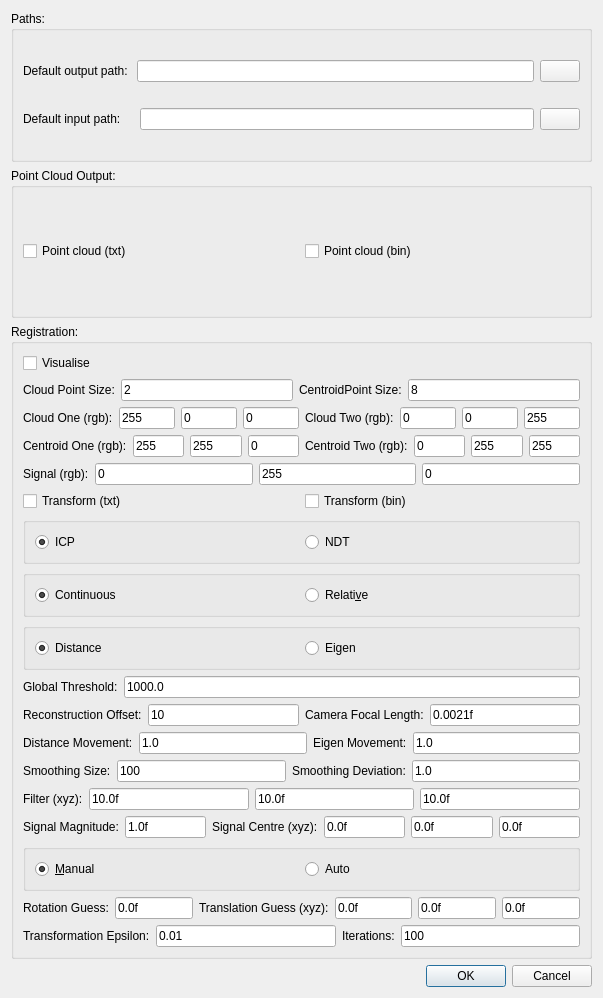
The window that src/PointCloudProcessingFrontend/Widgets/Ponnector/ponnector_settings.ui (ALEXJAZZ008008/PointCloudProcessing) describes before a commit, drawn with Qt 5.
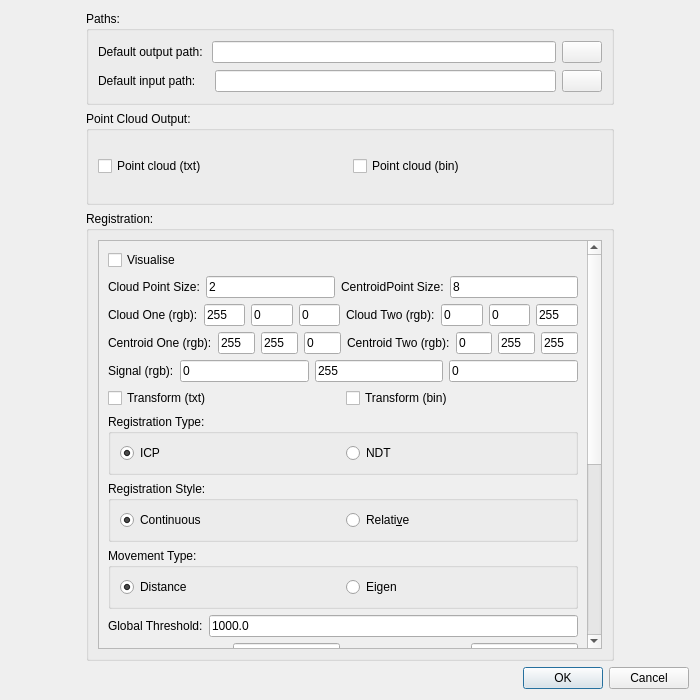
The same window after the commit. Icons and pictures are not drawn.

```diff
--- a/src/PointCloudProcessingFrontend/Widgets/Ponnector/ponnector_settings.ui
+++ b/src/PointCloudProcessingFrontend/Widgets/Ponnector/ponnector_settings.ui
@@ -6,8 +6,8 @@
    <rect>
     <x>0</x>
     <y>0</y>
-    <width>603</width>
-    <height>998</height>
+    <width>700</width>
+    <height>700</height>
    </rect>
   </property>
   <property name="windowTitle">
@@ -18,6 +18,12 @@
     <layout class="QGridLayout" name="gridLayout">
      <item row="1" column="0">
       <widget class="QGroupBox" name="groupBox_2">
+       <property name="sizePolicy">
+        <sizepolicy hsizetype="Minimum" vsizetype="Minimum">
+         <horstretch>0</horstretch>
+         <verstretch>0</verstretch>
+        </sizepolicy>
+       </property>
        <property name="title">
         <string>Point Cloud Output:</string>
        </property>
@@ -45,250 +51,45 @@
      </item>
      <item row="2" column="0">
       <widget class="QGroupBox" name="groupBox">
+       <property name="sizePolicy">
+        <sizepolicy hsizetype="Maximum" vsizetype="Maximum">
+         <horstretch>0</horstretch>
+         <verstretch>0</verstretch>
+        </sizepolicy>
+       </property>
+       <property name="minimumSize">
+        <size>
+         <width>0</width>
+         <height>450</height>
+        </size>
+       </property>
        <property name="title">
         <string>Registration:</string>
        </property>
        <layout class="QGridLayout" name="gridLayout_4">
-        <item row="6" column="0">
-         <widget class="QGroupBox" name="groupBox_4">
-          <property name="title">
-           <string/>
-          </property>
-          <layout class="QHBoxLayout" name="horizontalLayout_23">
-           <item>
-            <widget class="QRadioButton" name="rb_register_icp">
-             <property name="text">
-              <string>ICP</string>
-             </property>
-             <property name="checked">
+        <item row="0" column="0" rowspan="3">
+         <widget class="QScrollArea" name="scrollArea">
+          <property name="widgetResizable">
               <bool>true</bool>
              </property>
-             <property name="autoExclusive">
-              <bool>true</bool>
-             </property>
-            </widget>
-           </item>
+          <widget class="QWidget" name="scrollAreaWidgetContents">
+           <property name="geometry">
+            <rect>
+             <x>0</x>
+             <y>-490</y>
+             <width>624</width>
+             <height>894</height>
+            </rect>
+           </property>
+           <layout class="QVBoxLayout" name="verticalLayout">
            <item>
-            <widget class="QRadioButton" name="rb_register_ndt">
-             <property name="text">
-              <string>NDT</string>
-             </property>
-             <property name="autoExclusive">
-              <bool>true</bool>
-             </property>
-            </widget>
-           </item>
-          </layout>
-         </widget>
-        </item>
-        <item row="20" column="0">
-         <widget class="QGroupBox" name="groupBox_7">
-          <property name="title">
-           <string/>
-          </property>
-          <layout class="QHBoxLayout" name="horizontalLayout_7">
-           <item>
-            <widget class="QRadioButton" name="rb_register_manual">
-             <property name="text">
-              <string>&amp;Manual</string>
-             </property>
-             <property name="checked">
-              <bool>true</bool>
-             </property>
-            </widget>
-           </item>
-           <item>
-            <widget class="QRadioButton" name="rb_register_auto">
-             <property name="text">
-              <string>Auto</string>
-             </property>
-            </widget>
-           </item>
-          </layout>
-         </widget>
-        </item>
-        <item row="7" column="0">
-         <widget class="QGroupBox" name="groupBox_5">
-          <property name="title">
-           <string/>
-          </property>
-          <layout class="QHBoxLayout" name="horizontalLayout_22">
-           <item>
-            <widget class="QRadioButton" name="rb_register_iterative">
-             <property name="text">
-              <string>Continuous</string>
-             </property>
-             <property name="checked">
-              <bool>true</bool>
-             </property>
-             <property name="autoExclusive">
-              <bool>true</bool>
-             </property>
-            </widget>
-           </item>
-           <item>
-            <widget class="QRadioButton" name="rb_register_continuous">
-             <property name="text">
-              <string>Relati&amp;ve</string>
-             </property>
-             <property name="autoExclusive">
-              <bool>true</bool>
-             </property>
-            </widget>
-           </item>
-          </layout>
-         </widget>
-        </item>
-        <item row="3" column="0">
-         <layout class="QHBoxLayout" name="horizontalLayout_16">
-          <item>
-           <widget class="QLabel" name="label_20">
-            <property name="text">
-             <string>Centroid One (rgb):</string>
-            </property>
-           </widget>
-          </item>
-          <item>
-           <widget class="QLineEdit" name="le_register_cent1r">
-            <property name="text">
-             <string>255</string>
-            </property>
-           </widget>
-          </item>
-          <item>
-           <widget class="QLineEdit" name="le_register_cent1g">
-            <property name="text">
-             <string>255</string>
-            </property>
-           </widget>
-          </item>
-          <item>
-           <widget class="QLineEdit" name="le_register_cent1b">
-            <property name="text">
-             <string>0</string>
-            </property>
-           </widget>
-          </item>
-          <item>
-           <widget class="QLabel" name="label_19">
-            <property name="text">
-             <string>Centroid Two (rgb):</string>
-            </property>
-           </widget>
-          </item>
-          <item>
-           <widget class="QLineEdit" name="le_register_cent2r">
-            <property name="text">
-             <string>0</string>
-            </property>
-           </widget>
-          </item>
-          <item>
-           <widget class="QLineEdit" name="le_register_cent2g">
-            <property name="text">
-             <string>255</string>
-            </property>
-           </widget>
-          </item>
-          <item>
-           <widget class="QLineEdit" name="le_register_cent2b">
-            <property name="text">
-             <string>255</string>
-            </property>
-           </widget>
-          </item>
-         </layout>
-        </item>
-        <item row="16" column="0">
-         <layout class="QHBoxLayout" name="horizontalLayout_4">
-          <item>
-           <widget class="QLabel" name="label_3">
-            <property name="text">
-             <string>Filter (xyz):</string>
-            </property>
-           </widget>
-          </item>
-          <item>
-           <widget class="QLineEdit" name="le_register_filter_x">
-            <property name="text">
-             <string>10.0f</string>
-            </property>
-           </widget>
-          </item>
-          <item>
-           <widget class="QLineEdit" name="le_register_filter_y">
-            <property name="text">
-             <string>10.0f</string>
-            </property>
-           </widget>
-          </item>
-          <item>
-           <widget class="QLineEdit" name="le_register_filter_z">
-            <property name="text">
-             <string>10.0f</string>
-            </property>
-           </widget>
-          </item>
-         </layout>
-        </item>
-        <item row="11" column="0">
-         <layout class="QHBoxLayout" name="horizontalLayout_9">
-          <item>
-           <widget class="QLabel" name="label_6">
-            <property name="text">
-             <string>Reconstruction Offset:</string>
-            </property>
-           </widget>
-          </item>
-          <item>
-           <widget class="QLineEdit" name="le_register_offset">
-            <property name="text">
-             <string>10</string>
-            </property>
-           </widget>
-          </item>
-          <item>
-           <widget class="QLabel" name="label_5">
-            <property name="text">
-             <string>Camera Focal Length:</string>
-            </property>
-           </widget>
-          </item>
-          <item>
-           <widget class="QLineEdit" name="le_register_fl">
-            <property name="text">
-             <string>0.0021f</string>
-            </property>
-           </widget>
-          </item>
-         </layout>
-        </item>
-        <item row="10" column="0">
-         <layout class="QHBoxLayout" name="horizontalLayout_8">
-          <item>
-           <widget class="QLabel" name="label_4">
-            <property name="text">
-             <string>Global Threshold:</string>
-            </property>
-           </widget>
-          </item>
-          <item>
-           <widget class="QLineEdit" name="le_register_threshold">
-            <property name="text">
-             <string>1000.0</string>
-            </property>
-           </widget>
-          </item>
-         </layout>
-        </item>
-        <item row="0" column="0">
          <widget class="QCheckBox" name="_chk_register_vis">
           <property name="text">
            <string>Visualise</string>
           </property>
          </widget>
         </item>
-        <item row="1" column="0">
+            <item>
          <layout class="QHBoxLayout" name="horizontalLayout_14">
           <item>
            <widget class="QLabel" name="label_16">
@@ -320,117 +121,7 @@
           </item>
          </layout>
         </item>
-        <item row="21" column="0">
-         <layout class="QHBoxLayout" name="horizontalLayout_13">
           <item>
-           <widget class="QLabel" name="label_14">
-            <property name="text">
-             <string>Rotation Guess:</string>
-            </property>
-           </widget>
-          </item>
-          <item>
-           <widget class="QLineEdit" name="le_register_rg">
-            <property name="text">
-             <string>0.0f</string>
-            </property>
-           </widget>
-          </item>
-          <item>
-           <widget class="QLabel" name="label_13">
-            <property name="text">
-             <string>Translation Guess (xyz):</string>
-            </property>
-           </widget>
-          </item>
-          <item>
-           <widget class="QLineEdit" name="le_register_tgx">
-            <property name="text">
-             <string>0.0f</string>
-            </property>
-           </widget>
-          </item>
-          <item>
-           <widget class="QLineEdit" name="le_register_tgy">
-            <property name="text">
-             <string>0.0f</string>
-            </property>
-           </widget>
-          </item>
-          <item>
-           <widget class="QLineEdit" name="le_register_tgz">
-            <property name="text">
-             <string>0.0f</string>
-            </property>
-           </widget>
-          </item>
-         </layout>
-        </item>
-        <item row="12" column="0">
-         <layout class="QHBoxLayout" name="horizontalLayout_10">
-          <item>
-           <widget class="QLabel" name="label_8">
-            <property name="text">
-             <string>Distance Movement:</string>
-            </property>
-           </widget>
-          </item>
-          <item>
-           <widget class="QLineEdit" name="le_register_dm">
-            <property name="text">
-             <string>1.0</string>
-            </property>
-           </widget>
-          </item>
-          <item>
-           <widget class="QLabel" name="label_7">
-            <property name="text">
-             <string>Eigen Movement:</string>
-            </property>
-           </widget>
-          </item>
-          <item>
-           <widget class="QLineEdit" name="le_register_em">
-            <property name="text">
-             <string>1.0</string>
-            </property>
-           </widget>
-          </item>
-         </layout>
-        </item>
-        <item row="8" column="0">
-         <widget class="QGroupBox" name="groupBox_6">
-          <property name="title">
-           <string/>
-          </property>
-          <layout class="QHBoxLayout" name="horizontalLayout_18">
-           <item>
-            <widget class="QRadioButton" name="rb_register_distance">
-             <property name="text">
-              <string>Distance</string>
-             </property>
-             <property name="checked">
-              <bool>true</bool>
-             </property>
-             <property name="autoExclusive">
-              <bool>true</bool>
-             </property>
-            </widget>
-           </item>
-           <item>
-            <widget class="QRadioButton" name="rb_register_eigen">
-             <property name="text">
-              <string>Eigen</string>
-             </property>
-             <property name="autoExclusive">
-              <bool>true</bool>
-             </property>
-            </widget>
-           </item>
-          </layout>
-         </widget>
-        </item>
-        <item row="2" column="0">
          <layout class="QHBoxLayout" name="horizontalLayout_15">
           <item>
            <widget class="QLabel" name="label_18">
@@ -490,28 +181,67 @@
           </item>
          </layout>
         </item>
-        <item row="5" column="0">
-         <layout class="QHBoxLayout" name="horizontalLayout_3">
           <item>
-           <widget class="QCheckBox" name="_chk_register_tr_txt">
+             <layout class="QHBoxLayout" name="horizontalLayout_16">
+              <item>
+               <widget class="QLabel" name="label_20">
             <property name="text">
-             <string>Transform (txt)</string>
+                 <string>Centroid One (rgb):</string>
             </property>
            </widget>
           </item>
           <item>
-           <widget class="QCheckBox" name="_chk_register_tr_bin">
-            <property name="enabled">
-             <bool>true</bool>
-            </property>
+               <widget class="QLineEdit" name="le_register_cent1r">
+                <property name="text">
+                 <string>255</string>
+                </property>
+               </widget>
+              </item>
+              <item>
+               <widget class="QLineEdit" name="le_register_cent1g">
             <property name="text">
-             <string>Transform (bin)</string>
+                 <string>255</string>
+                </property>
+               </widget>
+              </item>
+              <item>
+               <widget class="QLineEdit" name="le_register_cent1b">
+                <property name="text">
+                 <string>0</string>
+                </property>
+               </widget>
+              </item>
+              <item>
+               <widget class="QLabel" name="label_19">
+                <property name="text">
+                 <string>Centroid Two (rgb):</string>
+                </property>
+               </widget>
+              </item>
+              <item>
+               <widget class="QLineEdit" name="le_register_cent2r">
+                <property name="text">
+                 <string>0</string>
+                </property>
+               </widget>
+              </item>
+              <item>
+               <widget class="QLineEdit" name="le_register_cent2g">
+                <property name="text">
+                 <string>255</string>
+                </property>
+               </widget>
+              </item>
+              <item>
+               <widget class="QLineEdit" name="le_register_cent2b">
+                <property name="text">
+                 <string>255</string>
             </property>
            </widget>
           </item>
          </layout>
         </item>
-        <item row="4" column="0">
+            <item>
          <layout class="QHBoxLayout" name="horizontalLayout_20">
           <item>
            <widget class="QLabel" name="label_21">
@@ -543,7 +273,206 @@
           </item>
          </layout>
         </item>
-        <item row="13" column="0">
+            <item>
+             <layout class="QHBoxLayout" name="horizontalLayout_3">
+              <item>
+               <widget class="QCheckBox" name="_chk_register_tr_txt">
+                <property name="text">
+                 <string>Transform (txt)</string>
+                </property>
+               </widget>
+              </item>
+              <item>
+               <widget class="QCheckBox" name="_chk_register_tr_bin">
+                <property name="enabled">
+                 <bool>true</bool>
+                </property>
+                <property name="text">
+                 <string>Transform (bin)</string>
+                </property>
+               </widget>
+              </item>
+             </layout>
+            </item>
+            <item>
+             <widget class="QGroupBox" name="groupBox_4">
+              <property name="title">
+               <string>Registration Type:</string>
+              </property>
+              <layout class="QHBoxLayout" name="horizontalLayout_23">
+               <item>
+                <widget class="QRadioButton" name="rb_register_icp">
+                 <property name="text">
+                  <string>ICP</string>
+                 </property>
+                 <property name="checked">
+                  <bool>true</bool>
+                 </property>
+                 <property name="autoExclusive">
+                  <bool>true</bool>
+                 </property>
+                </widget>
+               </item>
+               <item>
+                <widget class="QRadioButton" name="rb_register_ndt">
+                 <property name="text">
+                  <string>NDT</string>
+                 </property>
+                 <property name="autoExclusive">
+                  <bool>true</bool>
+                 </property>
+                </widget>
+               </item>
+              </layout>
+             </widget>
+            </item>
+            <item>
+             <widget class="QGroupBox" name="groupBox_5">
+              <property name="title">
+               <string>Registration Style:</string>
+              </property>
+              <layout class="QHBoxLayout" name="horizontalLayout_22">
+               <item>
+                <widget class="QRadioButton" name="rb_register_iterative">
+                 <property name="text">
+                  <string>Continuous</string>
+                 </property>
+                 <property name="checked">
+                  <bool>true</bool>
+                 </property>
+                 <property name="autoExclusive">
+                  <bool>true</bool>
+                 </property>
+                </widget>
+               </item>
+               <item>
+                <widget class="QRadioButton" name="rb_register_continuous">
+                 <property name="text">
+                  <string>Relati&amp;ve</string>
+                 </property>
+                 <property name="autoExclusive">
+                  <bool>true</bool>
+                 </property>
+                </widget>
+               </item>
+              </layout>
+             </widget>
+            </item>
+            <item>
+             <widget class="QGroupBox" name="groupBox_6">
+              <property name="title">
+               <string>Movement Type:</string>
+              </property>
+              <layout class="QHBoxLayout" name="horizontalLayout_18">
+               <item>
+                <widget class="QRadioButton" name="rb_register_distance">
+                 <property name="text">
+                  <string>Distance</string>
+                 </property>
+                 <property name="checked">
+                  <bool>true</bool>
+                 </property>
+                 <property name="autoExclusive">
+                  <bool>true</bool>
+                 </property>
+                </widget>
+               </item>
+               <item>
+                <widget class="QRadioButton" name="rb_register_eigen">
+                 <property name="text">
+                  <string>Eigen</string>
+                 </property>
+                 <property name="autoExclusive">
+                  <bool>true</bool>
+                 </property>
+                </widget>
+               </item>
+              </layout>
+             </widget>
+            </item>
+            <item>
+             <layout class="QHBoxLayout" name="horizontalLayout_8">
+              <item>
+               <widget class="QLabel" name="label_4">
+                <property name="text">
+                 <string>Global Threshold:</string>
+                </property>
+               </widget>
+              </item>
+              <item>
+               <widget class="QLineEdit" name="le_register_threshold">
+                <property name="text">
+                 <string>1000.0</string>
+                </property>
+               </widget>
+              </item>
+             </layout>
+            </item>
+            <item>
+             <layout class="QHBoxLayout" name="horizontalLayout_9">
+              <item>
+               <widget class="QLabel" name="label_6">
+                <property name="text">
+                 <string>Reconstruction Offset:</string>
+                </property>
+               </widget>
+              </item>
+              <item>
+               <widget class="QLineEdit" name="le_register_offset">
+                <property name="text">
+                 <string>10</string>
+                </property>
+               </widget>
+              </item>
+              <item>
+               <widget class="QLabel" name="label_5">
+                <property name="text">
+                 <string>Camera Focal Length:</string>
+                </property>
+               </widget>
+              </item>
+              <item>
+               <widget class="QLineEdit" name="le_register_fl">
+                <property name="text">
+                 <string>0.0021f</string>
+                </property>
+               </widget>
+              </item>
+             </layout>
+            </item>
+            <item>
+             <layout class="QHBoxLayout" name="horizontalLayout_10">
+              <item>
+               <widget class="QLabel" name="label_8">
+                <property name="text">
+                 <string>Distance Movement:</string>
+                </property>
+               </widget>
+              </item>
+              <item>
+               <widget class="QLineEdit" name="le_register_dm">
+                <property name="text">
+                 <string>1.0</string>
+                </property>
+               </widget>
+              </item>
+              <item>
+               <widget class="QLabel" name="label_7">
+                <property name="text">
+                 <string>Eigen Movement:</string>
+                </property>
+               </widget>
+              </item>
+              <item>
+               <widget class="QLineEdit" name="le_register_em">
+                <property name="text">
+                 <string>1.0</string>
+                </property>
+               </widget>
+              </item>
+             </layout>
+            </item>
+            <item>
          <layout class="QHBoxLayout" name="horizontalLayout_11">
           <item>
            <widget class="QLabel" name="label_10">
@@ -575,10 +504,10 @@
           </item>
          </layout>
         </item>
-        <item row="22" column="0">
-         <layout class="QHBoxLayout" name="horizontalLayout_12">
           <item>
-           <widget class="QLabel" name="label_12">
+             <layout class="QHBoxLayout" name="horizontalLayout_4">
+              <item>
+               <widget class="QLabel" name="label_3">
             <property name="text">
              <string>Transformation Epsilon:</string>
             </property>
@@ -607,7 +536,7 @@
           </item>
          </layout>
         </item>
-        <item row="17" column="0">
+            <item>
          <layout class="QHBoxLayout" name="horizontalLayout_21">
           <item>
            <widget class="QLabel" name="label_23">
@@ -653,11 +582,151 @@
           </item>
          </layout>
         </item>
+            <item>
+             <widget class="QGroupBox" name="groupBox_7">
+              <property name="title">
+               <string>Translation Estimation:</string>
+              </property>
+              <layout class="QHBoxLayout" name="horizontalLayout_7">
+               <item>
+                <widget class="QRadioButton" name="rb_register_manual">
+                 <property name="text">
+                  <string>&amp;Manual</string>
+                 </property>
+                 <property name="checked">
+                  <bool>true</bool>
+                 </property>
+                </widget>
+               </item>
+               <item>
+                <widget class="QRadioButton" name="rb_register_auto">
+                 <property name="text">
+                  <string>Auto</string>
+                 </property>
+                </widget>
+               </item>
+              </layout>
+             </widget>
+            </item>
+            <item>
+             <layout class="QHBoxLayout" name="horizontalLayout_13">
+              <item>
+               <widget class="QLabel" name="label_14">
+                <property name="text">
+                 <string>Rotation Guess:</string>
+                </property>
+               </widget>
+              </item>
+              <item>
+               <widget class="QLineEdit" name="le_register_rg">
+                <property name="text">
+                 <string>0.0f</string>
+                </property>
+               </widget>
+              </item>
+              <item>
+               <widget class="QLabel" name="label_13">
+                <property name="text">
+                 <string>Translation Guess (xyz):</string>
+                </property>
+               </widget>
+              </item>
+              <item>
+               <widget class="QLineEdit" name="le_register_tgx">
+                <property name="text">
+                 <string>0.0f</string>
+                </property>
+               </widget>
+              </item>
+              <item>
+               <widget class="QLineEdit" name="le_register_tgy">
+                <property name="text">
+                 <string>0.0f</string>
+                </property>
+               </widget>
+              </item>
+              <item>
+               <widget class="QLineEdit" name="le_register_tgz">
+                <property name="text">
+                 <string>0.0f</string>
+                </property>
+               </widget>
+              </item>
+             </layout>
+            </item>
+            <item>
+             <layout class="QHBoxLayout" name="horizontalLayout_12">
+              <item>
+               <widget class="QLabel" name="label_12">
+                <property name="text">
+                 <string>Transformation Epsilon:</string>
+                </property>
+               </widget>
+              </item>
+              <item>
+               <widget class="QLineEdit" name="le_register_te">
+                <property name="text">
+                 <string>0.01</string>
+                </property>
+               </widget>
+              </item>
+              <item>
+               <widget class="QLabel" name="label_11">
+                <property name="text">
+                 <string>Iterations:</string>
+                </property>
+               </widget>
+              </item>
+              <item>
+               <widget class="QLineEdit" name="le_register_iterations">
+                <property name="text">
+                 <string>100</string>
+                </property>
+               </widget>
+              </item>
+             </layout>
+            </item>
+            <item>
+             <widget class="QGroupBox" name="groupBox_8">
+              <property name="title">
+               <string>Tracking Type:</string>
+              </property>
+              <layout class="QHBoxLayout" name="horizontalLayout">
+               <item>
+                <widget class="QRadioButton" name="rb_register_naive">
+                 <property name="text">
+                  <string>Nai&amp;ve</string>
+                 </property>
+                 <property name="checked">
+                  <bool>true</bool>
+                 </property>
+                </widget>
+               </item>
+               <item>
+                <widget class="QRadioButton" name="rb_register_complex">
+                 <property name="text">
+                  <string>Comple&amp;x</string>
+                 </property>
+                </widget>
+               </item>
+              </layout>
+             </widget>
+            </item>
+           </layout>
+          </widget>
+         </widget>
+        </item>
        </layout>
       </widget>
      </item>
      <item row="0" column="0">
       <widget class="QGroupBox" name="groupBox_3">
+       <property name="sizePolicy">
+        <sizepolicy hsizetype="Minimum" vsizetype="Minimum">
+         <horstretch>0</horstretch>
+         <verstretch>0</verstretch>
+        </sizepolicy>
+       </property>
        <property name="title">
         <string>Paths: </string>
        </property>
```
Left out of the diff: 14 changed lines with no effect on the pictures. Lines whose indentation alone changed are shown as unchanged.
